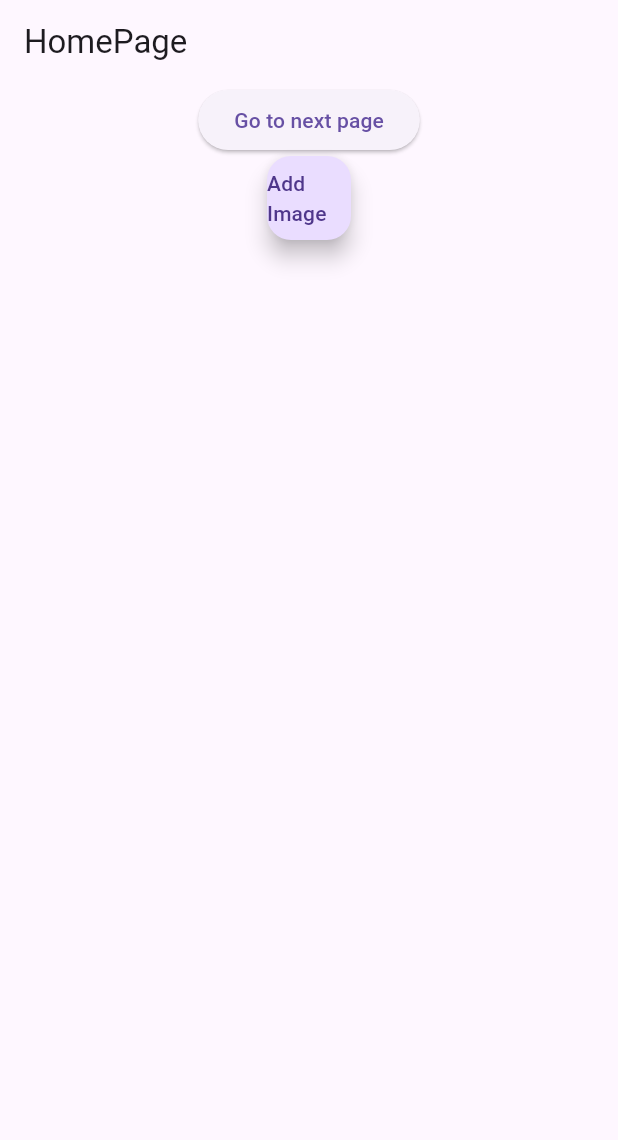
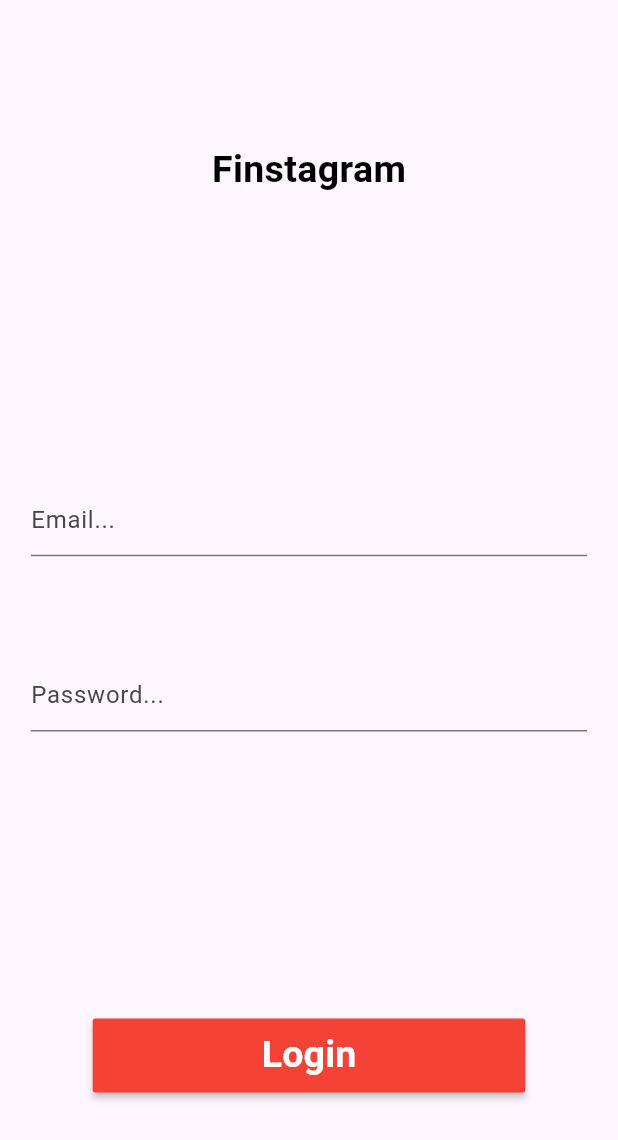
Before and after one commit to dhirajchaurasiya10/finstagram, a Flutter app: the screen it shows after launch, on a phone screen of 412 x 824 dp. Shown: the top 1140 px of the screen. Run offline on Flutter 3.47's test engine with Material 3 defaults, Android fonts, the phone set to English and light mode, and no system bars.

Commit message:
validator with form input added

```diff
--- a/lib/main.dart
+++ b/lib/main.dart
@@ -1,3 +1,5 @@
+import 'package:finstagram/pages/login_page.dart';
+import 'package:finstagram/pages/register_page.dart';
 import 'package:flutter/material.dart';
 
 import 'home_page.dart';
@@ -9,24 +11,19 @@ void main() {
 class MyApp extends StatelessWidget {
   const MyApp({super.key});
 
-  // This widget is the root of your application.
+
   @override
   Widget build(BuildContext context) {
     return MaterialApp(
       title: 'Flutter Demo',
       theme: ThemeData(
-        // This is the theme of your application.
-        //
-        // Try running your application with "flutter run". You'll see the
-        // application has a blue toolbar. Then, without quitting the app, try
-        // changing the primarySwatch below to Colors.green and then invoke
-        // "hot reload" (press "r" in the console where you ran "flutter run",
-        // or simply save your changes to "hot reload" in a Flutter IDE).
-        // Notice that the counter didn't reset back to zero; the application
-        // is not restarted.
         primarySwatch: Colors.blue,
       ),
-      home: HomePage(),
+      initialRoute: 'login',
+      routes: {
+        'register':(context)=>RegisterPage(),
+        'login':(context) => LoginPage(),
+      },
     );
   }
 }
--- a/lib/pages/login_page.dart
+++ b/lib/pages/login_page.dart
@@ -0,0 +1,120 @@
+import 'package:flutter/material.dart';
+
+class LoginPage extends StatefulWidget {
+  const LoginPage({super.key});
+
+  @override
+  State<LoginPage> createState() => _LoginPageState();
+}
+
+class _LoginPageState extends State<LoginPage> {
+  double? _deviceHeight, _deviceWidth;
+
+  final GlobalKey<FormState> _loginFormKey = GlobalKey<FormState>();
+
+  String? _email;
+  String? _password;
+
+  @override
+  Widget build(BuildContext context) {
+    _deviceHeight = MediaQuery.of(context).size.height;
+    _deviceWidth = MediaQuery.of(context).size.width;
+    return Scaffold(
+      body: SafeArea(
+          child: Container(
+        padding: EdgeInsets.symmetric(
+          horizontal: _deviceWidth! * 0.05,
+        ),
+        child: Center(
+          child: Column(
+            mainAxisAlignment: MainAxisAlignment.spaceAround,
+            mainAxisSize: MainAxisSize.max,
+            crossAxisAlignment: CrossAxisAlignment.center,
+            children: [
+              _titleWidget(),
+              _loginForm(),
+              _loginButton(),
+            ],
+          ),
+        ),
+      )),
+    );
+  }
+
+  Widget _titleWidget() {
+    return Text(
+      "Finstagram",
+      style: TextStyle(
+        color: Colors.black,
+        fontSize: 25,
+        fontWeight: FontWeight.w600,
+      ),
+    );
+  }
+
+  Widget _loginForm() {
+    return Container(
+      height: _deviceHeight! * 0.20,
+      child: Form(
+        key: _loginFormKey,
+        child: Column(
+        mainAxisAlignment: MainAxisAlignment.spaceBetween,
+        mainAxisSize: MainAxisSize.max,
+        crossAxisAlignment: CrossAxisAlignment.center,
+        children: [
+          _emailTextField(),
+          _passwordTextField(),
+        ],
+      )),
+    );
+  }
+
+  Widget _emailTextField() {
+    return TextFormField(
+      decoration: InputDecoration(
+        hintText: "Email...",
+      ),
+    onSaved: (_value){
+      setState(() {
+        _email=_value;
+      });
+    },
+    validator: (_value) {
+        bool _result = _value!.contains(
+          RegExp(
+              r"^[a-zA-Z0-9.!#$%&'*+/=?^_`{|}~-]+@[a-zA-Z0-9](?:[a-zA-Z0-9-]{0,61}[a-zA-Z0-9])?(?:\.[a-zA-Z0-9](?:[a-zA-Z0-9-]{0,61}[a-zA-Z0-9])?)*$"),
+        );
+        return _result ? null : "Please enter a valid email";
+      },
+    );
+  }
+
+  Widget _passwordTextField() {
+    return TextFormField(
+      obscureText: true,
+      decoration: InputDecoration(
+        hintText: "Password...",
+      ),
+    onSaved: (value){
+      setState(() {
+        _password=value;
+      });
+    },
+    validator: (_value) => _value!.length>6 ? null : "Please enter password greater than 6 characters",
+    );
+  }
+
+  Widget _loginButton() {
+    return MaterialButton(
+      onPressed: () {},
+      minWidth: _deviceWidth! * 0.7,
+      height: _deviceHeight! * 0.06,
+      color: Colors.red,
+      child: Text(
+        "Login",
+        style: TextStyle(
+            color: Colors.white, fontSize: 25, fontWeight: FontWeight.w600),
+      ),
+    );
+  }
+}
--- a/pubspec.yaml
+++ b/pubspec.yaml
@@ -36,7 +36,6 @@ dependencies:
   # The following adds the Cupertino Icons font to your application.
   # Use with the CupertinoIcons class for iOS style icons.
   cupertino_icons: ^1.0.2
-  galli_map: ^1.2.6
 
 dev_dependencies:
   flutter_test:
```
Also changed, not shown: lib/pages/register_page.dart (added, +17 -0 lines), pubspec.lock, 2 other files.
